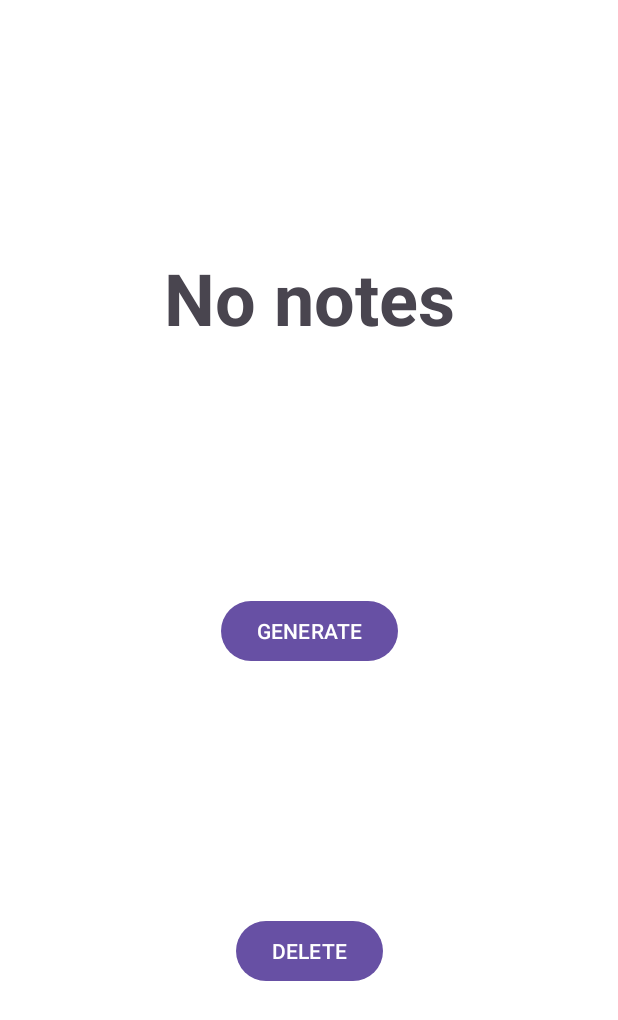
After one commit to heig-lherman/daa-pw4, an Android app: the layout fragment_notes_controls.xml on its own in the app's theme, with its tools: preview values and no code run, on a phone screen of 412 x 824 dp. The commit adds this screen. Shown: the top 1020 px of the screen. Run offline under Robolectric (Android 15) with nearby library versions, the phone set to English and light mode, and no system bars.

Commit message:
feat: implement layouts for requested features

```diff
--- a/app/build.gradle.kts
+++ b/app/build.gradle.kts
@@ -26,6 +26,11 @@ android {
                 "proguard-rules.pro"
             )
         }
+    }
+
+    buildFeatures {
+        // Enable view bindings for simplifying calls to layout components
+        viewBinding = true
     }
 
     compileOptions {
--- /dev/null
+++ b/app/src/main/java/ch/heigvd/iict/daa/labo4/fragments/NotesControlsFragment.kt
@@ -0,0 +1,6 @@
+package ch.heigvd.iict.daa.labo4.fragments
+
+import androidx.fragment.app.Fragment
+
+class NotesControlsFragment : Fragment() {
+}
--- /dev/null
+++ b/app/src/main/java/ch/heigvd/iict/daa/labo4/fragments/NotesListFragment.kt
@@ -0,0 +1,6 @@
+package ch.heigvd.iict.daa.labo4.fragments
+
+import androidx.fragment.app.Fragment
+
+class NotesListFragment : Fragment() {
+}
--- /dev/null
+++ b/app/src/main/res/layout/fragment_notes_controls.xml
@@ -0,0 +1,42 @@
+<androidx.constraintlayout.widget.ConstraintLayout xmlns:android="http://schemas.android.com/apk/res/android"
+    xmlns:app="http://schemas.android.com/apk/res-auto"
+    xmlns:tools="http://schemas.android.com/tools"
+    android:layout_width="match_parent"
+    android:layout_height="match_parent"
+    android:layout_centerInParent="true"
+    tools:context=".fragments.NotesControlsFragment">
+
+    <TextView
+        android:id="@+id/notes_controls_counter"
+        android:layout_width="wrap_content"
+        android:layout_height="wrap_content"
+        android:text="@string/notes_controls_counter_empty"
+        android:textSize="@dimen/large_title_size"
+        android:textStyle="bold"
+        app:layout_constraintBottom_toTopOf="@+id/notes_controls_button_generate"
+        app:layout_constraintEnd_toEndOf="parent"
+        app:layout_constraintStart_toStartOf="parent"
+        app:layout_constraintTop_toTopOf="parent" />
+
+    <Button
+        android:id="@+id/notes_controls_button_generate"
+        android:layout_width="wrap_content"
+        android:layout_height="wrap_content"
+        android:text="@string/notes_controls_action_generate"
+        android:textAllCaps="true"
+        app:layout_constraintBottom_toTopOf="@+id/notes_controls_button_delete"
+        app:layout_constraintEnd_toEndOf="parent"
+        app:layout_constraintStart_toStartOf="parent"
+        app:layout_constraintTop_toBottomOf="@+id/notes_controls_counter" />
+
+    <Button
+        android:id="@+id/notes_controls_button_delete"
+        android:layout_width="wrap_content"
+        android:layout_height="wrap_content"
+        android:text="@string/notes_controls_action_delete"
+        android:textAllCaps="true"
+        app:layout_constraintBottom_toBottomOf="parent"
+        app:layout_constraintEnd_toEndOf="parent"
+        app:layout_constraintStart_toStartOf="parent"
+        app:layout_constraintTop_toBottomOf="@+id/notes_controls_button_generate" />
+</androidx.constraintlayout.widget.ConstraintLayout>
--- a/app/src/main/res/values/strings.xml
+++ b/app/src/main/res/values/strings.xml
@@ -1,4 +1,16 @@
 <resources>
     <string name="app_name">Labo 4</string>
-    <string name="welcome">Welcome to DAA!</string>
+
+    <string name="notes_list_title">My notes</string>
+
+    <string name="notes_controls_counter_empty">No notes</string>
+    <string name="notes_controls_counter">%d</string>
+    <string name="notes_controls_action_generate">Generate</string>
+    <string name="notes_controls_action_delete">Delete</string>
+
+    <string name="note_view_item_description_icon">Item icon</string>
+    <string name="note_view_item_description_schedule_icon">Schedule icon</string>
+
+    <string name="note_view_item_schedule_late">Late</string>
+    <string name="note_view_item_schedule_relative">%s</string>
 </resources>
```
Also changed, not shown: app/src/main/res/layout-sw600dp-land/activity_main.xml (added, +32 -0 lines), app/src/main/res/layout/activity_main.xml (+8 -8 lines), app/src/main/res/layout/fragment_notes_list.xml (added, +27 -0 lines), app/src/main/res/layout/list_note_view_item.xml (added, +45 -0 lines), app/src/main/res/layout/list_scheduled_note_view_item.xml (added, +68 -0 lines), app/src/main/res/values/dimens.xml (added, +7 -0 lines).
